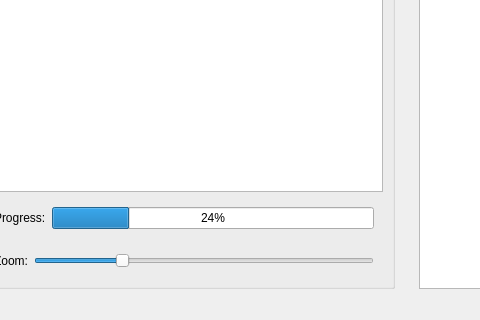
tohojo/image-processing, file code/src/ui/processing-gui.ui: the form before one commit; both pictures show x 316 to 796 and y 380 to 700 of the 1000 by 700 pixel window.
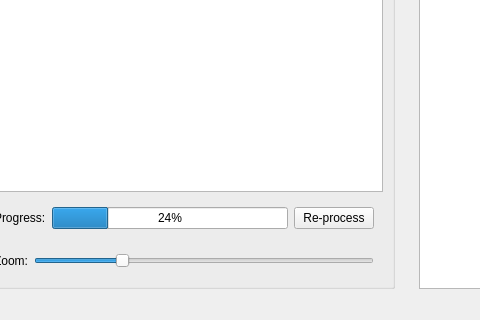
The form after the commit. Custom widgets are drawn as their Qt base class.

Commit message: Add button to re-process an image

```diff
--- a/code/src/ui/processing-gui.ui
+++ b/code/src/ui/processing-gui.ui
@@ -51,6 +51,13 @@
             </property>
            </widget>
           </item>
+          <item>
+           <widget class="QPushButton" name="processButton">
+            <property name="text">
+             <string>Re-process</string>
+            </property>
+           </widget>
+          </item>
          </layout>
         </widget>
        </item>
```
The commit also changes 2 other files.
